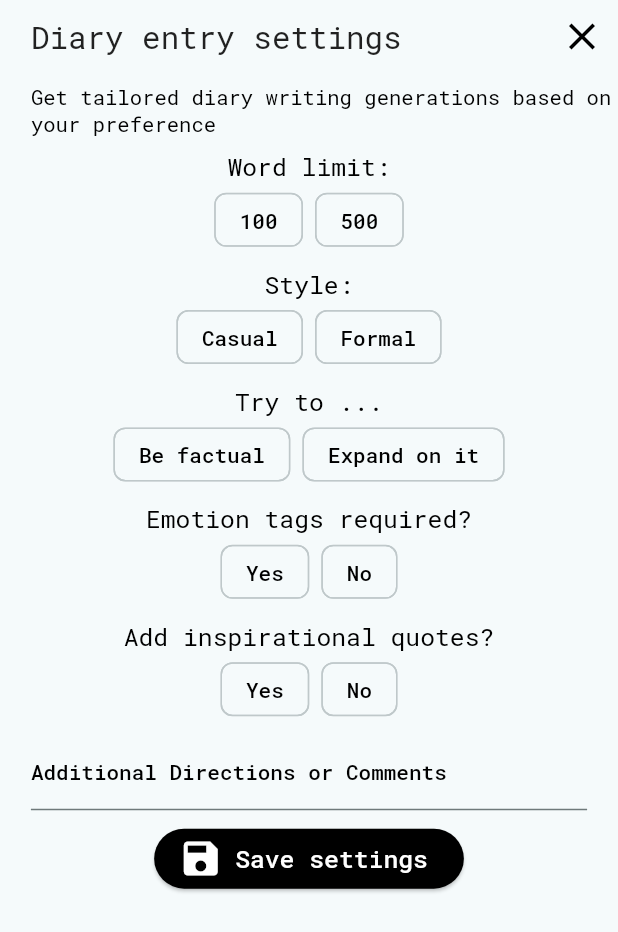
After one commit to anujyadav140/Diary-AI, a Flutter app: the DiarifySettings screen opened directly, on a phone screen of 412 x 824 dp. The commit adds this screen. Shown: the top 932 px of the screen. Run offline on Flutter 3.47's test engine with Material 2 defaults, Android fonts, the phone set to English and light mode, and no system bars; our stand-ins replace action_slider, animated_text_kit, audioplayers, chat_bubbles, cloud_firestore, curved_navigation_bar and 9 more; missing offline and left inert: audio_waveforms, chat_gpt_sdk; accounts and stored records are empty; network calls fail.

Commit message:
added settings page

```diff
--- a/lib/main.dart
+++ b/lib/main.dart
@@ -33,7 +33,7 @@ class MyApp extends StatelessWidget {
     return MaterialApp(
       title: 'Diarify AI',
       theme: ThemeData(
-        colorScheme: ColorScheme.fromSeed(seedColor: Colors.deepPurple),
+        colorScheme: ColorScheme.fromSeed(seedColor: Colors.white),
         useMaterial3: true,
         textTheme: GoogleFonts.robotoMonoTextTheme(textTheme),
       ),
--- a/lib/pages/home.dart
+++ b/lib/pages/home.dart
@@ -7,6 +7,7 @@ import 'package:diarify/components/audio_player.dart';
 import 'package:diarify/pages/calender_diary.dart';
 import 'package:diarify/pages/day_diary.dart';
 import 'package:diarify/pages/diarify_generation.dart';
+import 'package:diarify/pages/settings.dart';
 import 'package:diarify/services/authservice.dart';
 import 'package:file_picker/file_picker.dart';
 import 'package:path_provider/path_provider.dart';
@@ -96,6 +97,11 @@ class _DiarifyHomeState extends State<DiarifyHome> {
                     ),
                     onPressed: () {
                       // AuthService().logout();
+                      Navigator.pushReplacement(context, MaterialPageRoute(
+                        builder: (context) {
+                          return DiarifySettings();
+                        },
+                      ));
                     },
                   ),
           ]),
--- /dev/null
+++ b/lib/pages/settings.dart
@@ -0,0 +1,323 @@
+import 'package:diarify/pages/home.dart';
+import 'package:flutter/material.dart';
+
+class CustomChoiceChip extends StatelessWidget {
+  final String label;
+  final bool selected;
+  final Function(bool) onSelected;
+
+  CustomChoiceChip({
+    required this.label,
+    required this.selected,
+    required this.onSelected,
+  });
+
+  @override
+  Widget build(BuildContext context) {
+    return ChoiceChip(
+      label: Text(
+        label,
+        style: TextStyle(
+          color: selected ? Colors.white : Colors.black,
+        ),
+      ),
+      selected: selected,
+      onSelected: onSelected,
+      backgroundColor: selected ? Colors.black : null,
+      selectedColor: Colors.black,
+      selectedShadowColor: Colors.white,
+      checkmarkColor: Colors.white,
+    );
+  }
+}
+
+class DiarifySettings extends StatefulWidget {
+  const DiarifySettings({Key? key}) : super(key: key);
+
+  @override
+  State<DiarifySettings> createState() => _DiarifySettingsState();
+}
+
+class _DiarifySettingsState extends State<DiarifySettings> {
+  String? selectedWordLimit;
+  String? selectedStyle;
+  String? selectedTry;
+  String? selectedEmotionTags;
+  String? selectedInspirationalQuotes;
+  String? additionalDirections;
+
+  void handleChoiceSelected(String? choice, String groupName) {
+    setState(() {
+      switch (groupName) {
+        case 'WordLimit':
+          selectedWordLimit = choice;
+          break;
+        case 'Style':
+          selectedStyle = choice;
+          break;
+        case 'Try':
+          selectedTry = choice;
+          break;
+        case 'EmotionTags':
+          selectedEmotionTags = choice;
+          break;
+        case 'InspirationalQuotes':
+          selectedInspirationalQuotes = choice;
+          break;
+      }
+    });
+  }
+
+  @override
+  Widget build(BuildContext context) {
+    final w = MediaQuery.of(context).size.width;
+    final h = MediaQuery.of(context).size.height;
+    return SafeArea(
+      child: Scaffold(
+        body: SingleChildScrollView(
+          child: Column(
+            children: [
+              Row(
+                mainAxisAlignment: MainAxisAlignment.spaceBetween,
+                children: [
+                  Padding(
+                    padding: EdgeInsets.only(left: w * 0.05),
+                    child: Text(
+                      "Diary entry settings",
+                      style: TextStyle(fontSize: w / 20),
+                    ),
+                  ),
+                  IconButton(
+                      onPressed: () {
+                        Navigator.of(context).pushReplacement(MaterialPageRoute(
+                          builder: (context) {
+                            return const DiarifyHome();
+                          },
+                        ));
+                      },
+                      icon: const Icon(
+                        Icons.close,
+                        size: 30,
+                        color: Colors.black,
+                      ))
+                ],
+              ),
+              Padding(
+                padding: EdgeInsets.only(left: w * 0.05, top: h * 0.01),
+                child: Text(
+                  "Get tailored diary writing generations based on your preference",
+                  style: TextStyle(
+                    fontSize: w / 30,
+                    color: Colors.black,
+                  ),
+                ),
+              ),
+              SizedBox(
+                height: h * 0.01,
+              ),
+              Text(
+                "Word limit:",
+                style: TextStyle(
+                  fontSize: w / 25,
+                  color: Colors.black,
+                ),
+              ),
+              Wrap(
+                spacing: 8,
+                children: [
+                  CustomChoiceChip(
+                    label: '100',
+                    selected: selectedWordLimit == '100',
+                    onSelected: (selected) {
+                      handleChoiceSelected('100', 'WordLimit');
+                    },
+                  ),
+                  CustomChoiceChip(
+                    label: '500',
+                    selected: selectedWordLimit == '500',
+                    onSelected: (selected) {
+                      handleChoiceSelected('500', 'WordLimit');
+                    },
+                  ),
+                ],
+              ),
+              SizedBox(
+                height: h * 0.01,
+              ),
+              Text(
+                "Style:",
+                style: TextStyle(
+                  fontSize: w / 25,
+                  color: Colors.black,
+                ),
+              ),
+              Wrap(
+                spacing: 8,
+                children: [
+                  CustomChoiceChip(
+                    label: 'Casual',
+                    selected: selectedStyle == 'Casual',
+                    onSelected: (selected) {
+                      handleChoiceSelected('Casual', 'Style');
+                    },
+                  ),
+                  CustomChoiceChip(
+                    label: 'Formal',
+                    selected: selectedStyle == 'Formal',
+                    onSelected: (selected) {
+                      handleChoiceSelected('Formal', 'Style');
+                    },
+                  ),
+                ],
+              ),
+              SizedBox(
+                height: h * 0.01,
+              ),
+              Text(
+                "Try to ...",
+                style: TextStyle(
+                  fontSize: w / 25,
+                  color: Colors.black,
+                ),
+              ),
+              Wrap(
+                spacing: 8,
+                children: [
+                  CustomChoiceChip(
+                    label: 'Be factual',
+                    selected: selectedTry == 'Be factual',
+                    onSelected: (selected) {
+                      handleChoiceSelected('Be factual', 'Try');
+                    },
+                  ),
+                  CustomChoiceChip(
+                    label: 'Expand on it',
+                    selected: selectedTry == 'Expand on it',
+                    onSelected: (selected) {
+                      handleChoiceSelected('Expand on it', 'Try');
+                    },
+                  ),
+                ],
+              ),
+              SizedBox(
+                height: h * 0.01,
+              ),
+              Text(
+                "Emotion tags required?",
+                style: TextStyle(
+                  fontSize: w / 25,
+                  color: Colors.black,
+                ),
+              ),
+              Wrap(
+                spacing: 8,
+                children: [
+                  CustomChoiceChip(
+                    label: 'Yes',
+                    selected: selectedEmotionTags == 'Yes',
+                    onSelected: (selected) {
+                      handleChoiceSelected('Yes', 'EmotionTags');
+                    },
+                  ),
+                  CustomChoiceChip(
+                    label: 'No',
+                    selected: selectedEmotionTags == 'No',
+                    onSelected: (selected) {
+                      handleChoiceSelected('No', 'EmotionTags');
+                    },
+                  ),
+                ],
+              ),
+              SizedBox(
+                height: h * 0.01,
+              ),
+              Text(
+                "Add inspirational quotes?",
+                style: TextStyle(
+                  fontSize: w / 25,
+                  color: Colors.black,
+                ),
+              ),
+              Wrap(
+                spacing: 8,
+                children: [
+                  CustomChoiceChip(
+                    label: 'Yes',
+                    selected: selectedInspirationalQuotes == 'Yes',
+                    onSelected: (selected) {
+                      handleChoiceSelected('Yes', 'InspirationalQuotes');
+                    },
+                  ),
+                  CustomChoiceChip(
+                    label: 'No',
+                    selected: selectedInspirationalQuotes == 'No',
+                    onSelected: (selected) {
+                      handleChoiceSelected('No', 'InspirationalQuotes');
+                    },
+                  ),
+                ],
+              ),
+              SizedBox(
+                height: h * 0.01,
+              ),
+              Padding(
+                padding: EdgeInsets.only(left: w * 0.05, right: w * 0.05),
+                child: TextField(
+                  cursorColor: Colors.black,
+                  decoration: const InputDecoration(
+                    focusColor: Colors.black,
+                    hoverColor: Colors.black,
+                    fillColor: Colors.black,
+                    iconColor: Colors.black,
+                    focusedBorder: UnderlineInputBorder(
+                      borderSide: BorderSide(color: Colors.black),
+                    ),
+                    labelText: 'Additional Directions or Comments',
+                    labelStyle: TextStyle(
+                      decorationColor: Colors.black,
+                      color: Colors.black,
+                    ),
+                    border: UnderlineInputBorder(),
+                  ),
+                  onChanged: (value) {
+                    setState(() {
+                      additionalDirections = value;
+                    });
+                  },
+                ),
+              ),
+              SizedBox(
+                height: h * 0.01,
+              ),
+              ElevatedButton.icon(
+                style: ButtonStyle(
+                  backgroundColor: MaterialStateProperty.all(Colors.black),
+                ),
+                onPressed: () {
+                  // Save the selected choices and additional directions/comments here
+                  print("Word limit: $selectedWordLimit");
+                  print("Style: $selectedStyle");
+                  print("Emotion tags required? $selectedEmotionTags");
+                  print("Try: $selectedTry");
+                  print(
+                      "Add inspirational quotes? $selectedInspirationalQuotes");
+                  print(
+                      "Additional Directions/Comments: $additionalDirections");
+                },
+                icon: const Icon(
+                  Icons.save,
+                  size: 30,
+                  color: Colors.white,
+                ),
+                label: Text(
+                  "Save settings",
+                  style: TextStyle(fontSize: w / 25, color: Colors.white),
+                ),
+              )
+            ],
+          ),
+        ),
+      ),
+    );
+  }
+}
--- a/pubspec.yaml
+++ b/pubspec.yaml
@@ -56,6 +56,7 @@ dev_dependencies:
   auto_size_text: ^3.0.0
   rename: ^3.0.0
   rive: ^0.11.17
+  lottie: ^2.6.0
   scrollable_positioned_list: ^0.3.8
   chat_bubbles: ^1.5.0
   path_provider: ^2.1.1
```
Also changed, not shown: lib/components/home_content.dart (+39 -4 lines), lib/pages/diarify_generation.dart (+7 -3 lines), pubspec.lock.
